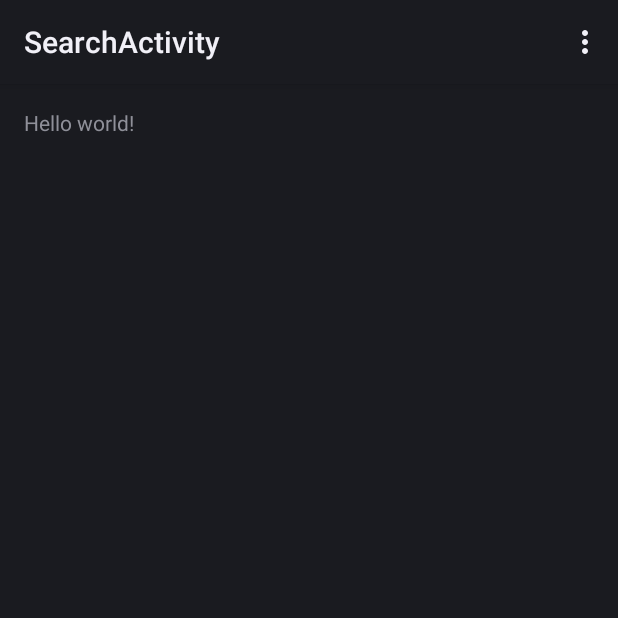
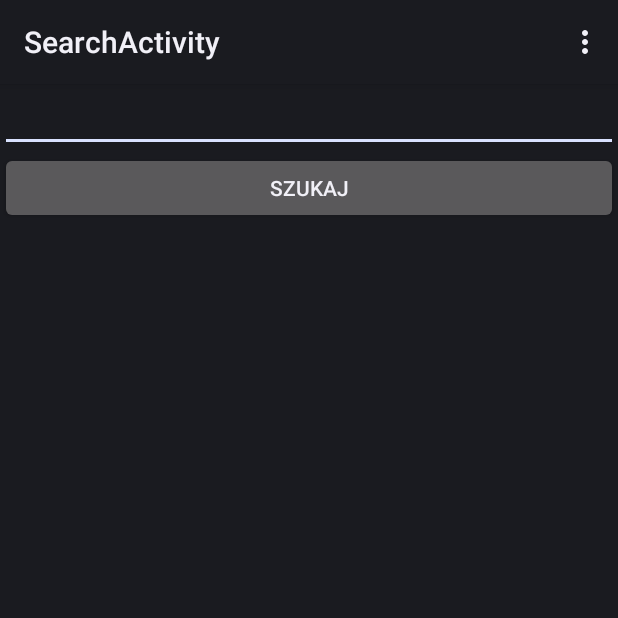
Before and after one commit to S00t/gba, an Android app: the SearchActivity screen opened directly, with no data from a screen before it, on a phone screen of 412 x 824 dp, the top half of it. Run offline under Robolectric (Android 15) with nearby library versions, the phone set to English and light mode, and no system bars.

```diff
--- a/gplus-quickstart-android-master/app/build.gradle
+++ b/gplus-quickstart-android-master/app/build.gradle
@@ -16,7 +16,10 @@ repositories {
 dependencies {
     compile 'com.android.support:support-v4:21.0.3'
     compile 'com.google.android.gms:play-services:7.0.0'
+    // gson parser
     compile 'com.google.code.gson:gson:2.3'
+    // http connection
+    compile 'com.squareup.okhttp:okhttp:2.4.0'
 }
 
 android {
--- a/gplus-quickstart-android-master/app/src/main/AndroidManifest.xml
+++ b/gplus-quickstart-android-master/app/src/main/AndroidManifest.xml
@@ -38,7 +38,7 @@
         android:icon="@drawable/ic_launcher"
         android:label="Logowanie GOOGLE+" >
         <activity
-            android:name=".MainActivity"
+            android:name=".MenuActivity"
             android:label="Logowanie GOOGLE+" >
             <intent-filter>
                 <action android:name="android.intent.action.MAIN" />
@@ -56,7 +56,7 @@
             android:label="@string/title_activity_authors" >
         </activity>
         <activity
-            android:name=".MenuActivity"
+            android:name=".MainActivity"
             android:label="@string/title_activity_menu" >
         </activity>
         <activity
--- a/gplus-quickstart-android-master/app/src/main/java/com/google/android/gms/plus/sample/quickstart/SearchActivity.java
+++ b/gplus-quickstart-android-master/app/src/main/java/com/google/android/gms/plus/sample/quickstart/SearchActivity.java
@@ -4,14 +4,31 @@ import android.app.Activity;
 import android.os.Bundle;
 import android.view.Menu;
 import android.view.MenuItem;
+import android.view.View;
+import android.widget.Button;
+import android.widget.EditText;
 
 
-public class SearchActivity extends Activity {
+public class SearchActivity extends Activity implements View.OnClickListener {
+
+    private EditText eSearchField;
+    private Button bSearch;
+    private int searchType;
 
     @Override
     protected void onCreate(Bundle savedInstanceState) {
         super.onCreate(savedInstanceState);
         setContentView(R.layout.activity_search);
+
+        eSearchField = (EditText) findViewById(R.id.search_edit_text);
+        bSearch = (Button) findViewById(R.id.search_button);
+
+        bSearch.setOnClickListener(this);
+        // po czym mam szukać ? (autor/title)
+        Bundle extras = getIntent().getExtras();
+        if(extras!=null){
+            searchType = extras.getInt("typ");
+        }
     }
 
 
@@ -36,4 +53,19 @@ public class SearchActivity extends Activity {
 
         return super.onOptionsItemSelected(item);
     }
+
+    @Override
+    public void onClick(View v) {
+//        String searchText = eSearchField.getText().toString();
+        String searchText = "Twain";
+        HttpHelper httpHelper = new HttpHelper();
+        String url = null;
+        if (!"".equals(searchText)){
+            if(searchType == MenuActivity.AUTHOR_SEARCH)
+                url = HttpHelper.getBooksUrl(searchText, MenuActivity.AUTHOR_SEARCH);
+            else if (searchType == MenuActivity.TITLE_SEARCH)
+                url = HttpHelper.getBooksUrl(searchText, MenuActivity.TITLE_SEARCH);
+        }
+        httpHelper.getBooksFromUrl(url);
+    }
 }
--- a/gplus-quickstart-android-master/app/src/main/res/layout/activity_search.xml
+++ b/gplus-quickstart-android-master/app/src/main/res/layout/activity_search.xml
@@ -1,12 +1,28 @@
-<RelativeLayout xmlns:android="http://schemas.android.com/apk/res/android"
-    xmlns:tools="http://schemas.android.com/tools" android:layout_width="match_parent"
-    android:layout_height="match_parent" android:paddingLeft="@dimen/activity_horizontal_margin"
-    android:paddingRight="@dimen/activity_horizontal_margin"
-    android:paddingTop="@dimen/activity_vertical_margin"
-    android:paddingBottom="@dimen/activity_vertical_margin"
+<LinearLayout
+    xmlns:android="http://schemas.android.com/apk/res/android"
+    xmlns:tools="http://schemas.android.com/tools"
+    android:layout_width="match_parent"
+    android:layout_height="match_parent"
+    android:orientation="vertical"
+    android:gravity="center_horizontal"
     tools:context="com.google.android.gms.plus.sample.quickstart.SearchActivity">
 
-    <TextView android:text="@string/hello_world" android:layout_width="wrap_content"
-        android:layout_height="wrap_content" />
+    <EditText
+        android:id="@+id/search_edit_text"
+        android:layout_width="match_parent"
+        android:layout_height="wrap_content"
+        />
 
-</RelativeLayout>
+    <Button
+        android:text="@string/Search"
+        android:id="@+id/search_button"
+        android:layout_width="match_parent"
+        android:layout_height="wrap_content"
+        />
+
+    <ListView
+        android:id="@+id/listViewBooks"
+        android:layout_width="match_parent"
+        android:layout_height="wrap_content"/>
+
+</LinearLayout>
--- a/gplus-quickstart-android-master/app/src/main/res/values/strings.xml
+++ b/gplus-quickstart-android-master/app/src/main/res/values/strings.xml
@@ -46,5 +46,6 @@
     <string name="title_activity_menu">MenuActivity</string>
     <string name="title_activity_titles">TitlesActivity</string>
     <string name="title_activity_search">SearchActivity</string>
+    <string name="Search">Szukaj</string>
 
 </resources>
```
Also changed, not shown: gplus-quickstart-android-master/app/src/main/java/com/google/android/gms/plus/sample/quickstart/HttpHelper.java (added, +83 -0 lines), gplus-quickstart-android-master/app/src/main/java/com/google/android/gms/plus/sample/quickstart/MenuActivity.java (+35 -1 lines), gplus-quickstart-android-master/app/src/main/java/com/google/android/gms/plus/sample/quickstart/Parser.java (+8 -14 lines).
